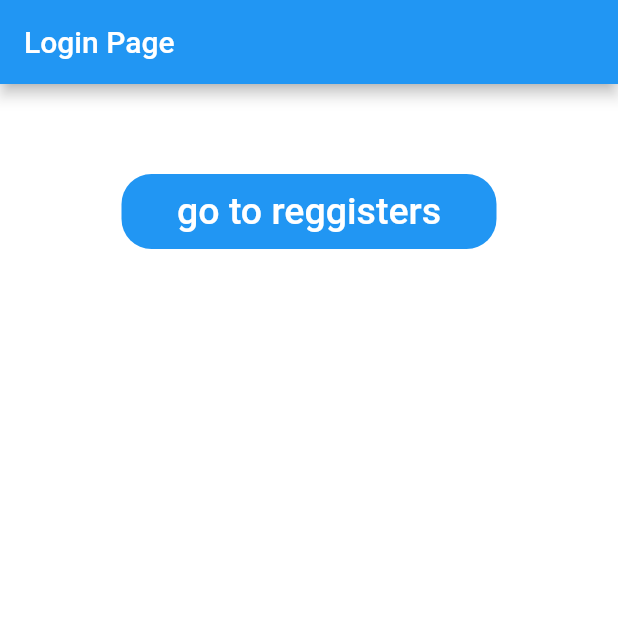
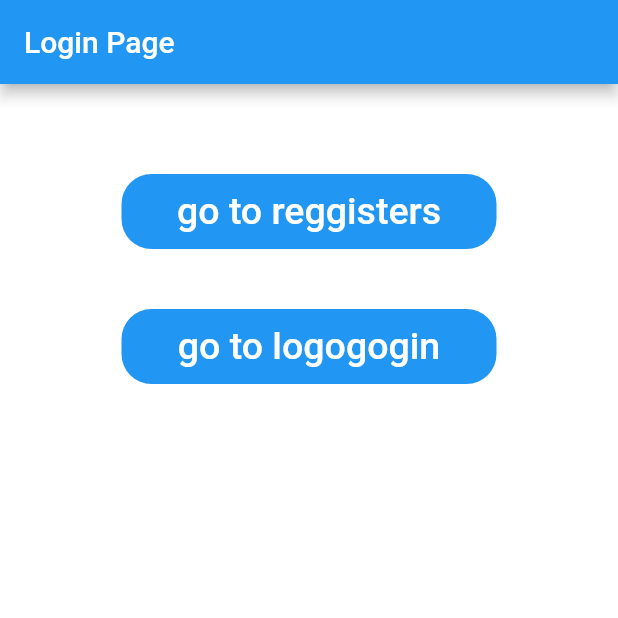
Before and after one commit to asylumexp/tutor-app, a Flutter app: the screen it shows after launch, on a phone screen of 412 x 824 dp, the top half of it. Run offline on Flutter 3.47's test engine with Material 2 defaults, Android fonts, the phone set to English and light mode, and no system bars.

Commit message:
logogoin page

```diff
--- a/flutter/lib/main.dart
+++ b/flutter/lib/main.dart
@@ -1,4 +1,5 @@
 import 'package:flutter/material.dart';
+import 'package:tutor_app/login_page.dart';
 import 'register_page.dart';
 
 void main() {
@@ -55,6 +56,27 @@ class _LoginDemoState extends State<LoginDemo> {
                 ),
               ),
             ),
+            Padding(
+                //padding: const EdgeInsets.only(left:15.0,right: 15.0,top:0,bottom: 0),
+                padding: EdgeInsets.symmetric(
+                    horizontal: MediaQuery.of(context).size.width * 0.2,
+                    vertical: 20)),
+            Container(
+              height: 50,
+              width: 250,
+              decoration: BoxDecoration(
+                  color: Colors.blue, borderRadius: BorderRadius.circular(20)),
+              child: TextButton(
+                onPressed: () {
+                  Navigator.push(
+                      context, MaterialPageRoute(builder: (_) => loginPage()));
+                },
+                child: const Text(
+                  'go to logogogin',
+                  style: TextStyle(color: Colors.white, fontSize: 25),
+                ),
+              ),
+            )
           ],
         ),
       ),
```
Also changed, not shown: flutter/lib/login_page.dart (added, +104 -0 lines).
